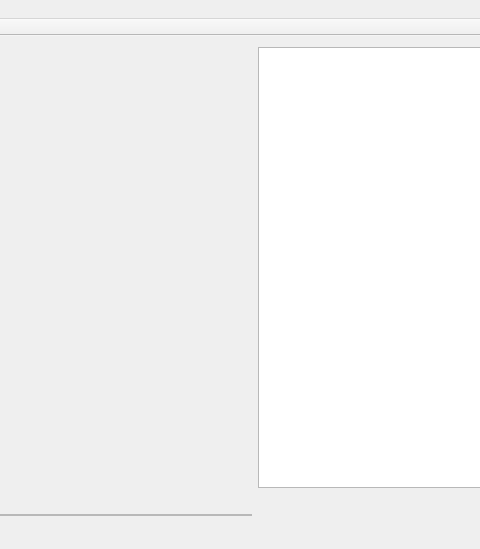
Qt form src/qtgui/mainwindow.ui (h2r/ein) before a commit; both pictures show x 509 to 989 and y 0 to 549 of the 1328 by 549 pixel window.
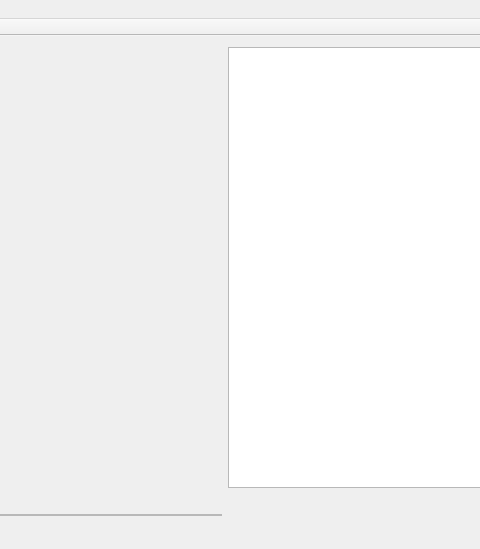
The same form after that commit.

```diff
--- a/src/qtgui/mainwindow.ui
+++ b/src/qtgui/mainwindow.ui
@@ -59,7 +59,7 @@
      <widget class="QLabel" name="stateLabel">
       <property name="minimumSize">
        <size>
-        <width>750</width>
+        <width>720</width>
         <height>0</height>
        </size>
       </property>
```
